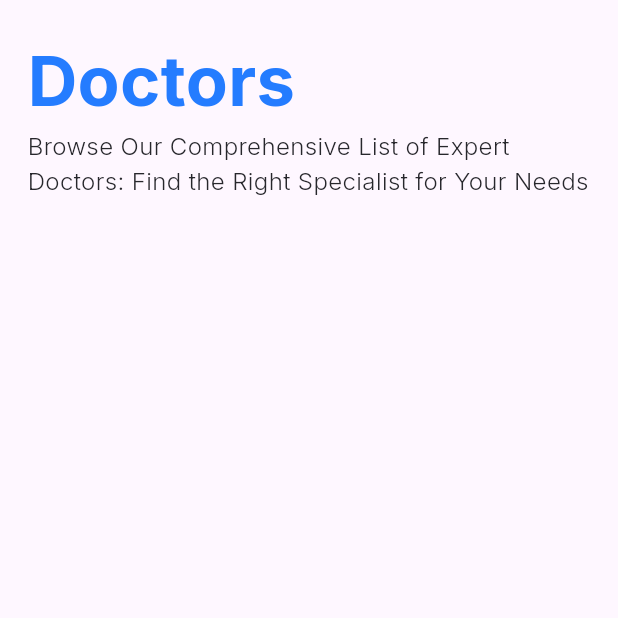
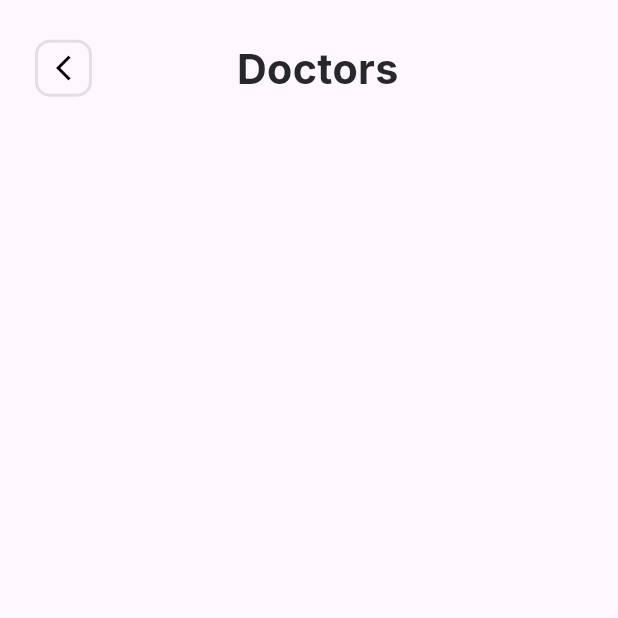
Before and after one commit to seiftarek10/clinic_square, a Flutter app: the DoctorsConsultaion screen opened by its route, on a phone screen of 412 x 824 dp, the top half of it. Run offline on Flutter 3.47's test engine with Material 3 defaults, Android fonts, the light colour scheme and no system bars; our stand-ins replace flutter_screenutil, font_awesome_flutter, go_router, google_fonts.

Commit message:
finish header section in doctors page

```diff
--- a/lib/Core/Themes/colors.dart
+++ b/lib/Core/Themes/colors.dart
@@ -2,7 +2,6 @@ import 'package:flutter/material.dart';
 
 abstract class AppColors {
   static Color mainBlue = const Color(0xff247CFF);
-  static Color lightGrey = const Color(0xff27272C);
   static Color darkBlue = const Color(0xff27272C);
   static final appBackgroundGrey = Colors.grey[200];
 }
--- a/lib/Core/Themes/fonts.dart
+++ b/lib/Core/Themes/fonts.dart
@@ -6,7 +6,7 @@ import 'package:google_fonts/google_fonts.dart';
 
 abstract class Fonts {
   static TextStyle font18_250Lightgrey = GoogleFonts.inter(
-      fontSize: 18.sp, fontWeight: FontWeight.w300, color: AppColors.lightGrey);
+      fontSize: 18.sp, fontWeight: FontWeight.w300, color: AppColors.darkBlue);
   static TextStyle font24_700mainBlue = GoogleFonts.inter(
       fontSize: 24.sp, fontWeight: FontWeight.w700, color: AppColors.mainBlue);
   static TextStyle font40_700mainBlue = GoogleFonts.inter(
@@ -29,8 +29,11 @@ abstract class Fonts {
       fontSize: 20.sp, fontWeight: FontWeight.w700, color: AppColors.darkBlue);
   static TextStyle font20_700mainBlue = GoogleFonts.inter(
       fontSize: 20.sp, fontWeight: FontWeight.w700, color: AppColors.mainBlue);
-    static TextStyle font24_600mainBlue = GoogleFonts.inter(
+  static TextStyle font24_600mainBlue = GoogleFonts.inter(
       fontSize: 24.sp, fontWeight: FontWeight.w600, color: AppColors.mainBlue);
-     static TextStyle font15_500mainBlue = GoogleFonts.inter(
+  static TextStyle font15_500mainBlue = GoogleFonts.inter(
       fontSize: 15.sp, fontWeight: FontWeight.w500, color: AppColors.mainBlue);
+  static TextStyle font24_700darkBlue = GoogleFonts.inter(
+      fontSize: 24.sp, fontWeight: FontWeight.w700, color: AppColors.darkBlue);
+
 }
--- /dev/null
+++ b/lib/Core/Widgets/header_bar.dart
@@ -0,0 +1,40 @@
+import 'package:clinic_square/Core/Themes/fonts.dart';
+
+import 'package:flutter/material.dart';
+
+import 'package:flutter_screenutil/flutter_screenutil.dart';
+import 'package:go_router/go_router.dart';
+
+class HeaderBar extends StatelessWidget {
+  const HeaderBar({super.key});
+
+  @override
+  Widget build(BuildContext context) {
+    return Row(
+      children: [
+        IconButton(
+            padding: EdgeInsets.zero,
+            onPressed: () {
+              GoRouter.of(context).pop();
+            },
+            icon: Container(
+              padding: const EdgeInsetsDirectional.all(7),
+              decoration: BoxDecoration(
+                  border: Border.all(
+                    color: Colors.grey[300]!,
+                    width: 2,
+                  ),
+                  borderRadius: BorderRadius.circular(10)),
+              child: const Icon(
+                Icons.arrow_back_ios_new_outlined,
+                size: 20,
+                color: Colors.black,
+              ),
+            )),
+        SizedBox(width: 80.w),
+        Text("Doctors", style: Fonts.font24_700darkBlue),
+
+      ],
+    );
+  }
+}
--- a/lib/Features/Authentication/Prsenetaion/View/Sign up/sign_up_lab.dart
+++ b/lib/Features/Authentication/Prsenetaion/View/Sign up/sign_up_lab.dart
@@ -22,7 +22,7 @@ class SignupLab extends StatelessWidget {
               child: Column(
             children: [
               Space.topSpace,
-              const HeaderText(title: 'As Laboratory', subTitle: "Sign up now and start exploring all that our app has to offer. We\'re excited to welcome you to our community!"),
+              const HeaderText(title: 'As Laboratory', subTitle: "Sign up now and start exploring all that our app has to offer. We re excited to welcome you to our community!"),
               Space.verticalSpace12,
               const SignupForm(
                 showAgeField: false,
--- a/lib/Features/Doctor Consultation/Presentaion/View/doctors_consultation.dart
+++ b/lib/Features/Doctor Consultation/Presentaion/View/doctors_consultation.dart
@@ -1,7 +1,7 @@
 import 'package:clinic_square/Core/Helpers/space.dart';
 import 'package:clinic_square/Core/Widgets/app_padding.dart';
+import 'package:clinic_square/Core/Widgets/header_bar.dart';
 import 'package:clinic_square/Core/Widgets/scrollable_widget.dart';
-import 'package:clinic_square/Core/Widgets/header_text.dart';
 import 'package:flutter/material.dart';
 
 class DoctorsConsultaion extends StatelessWidget {
@@ -16,10 +16,9 @@ class DoctorsConsultaion extends StatelessWidget {
                 child: Column(
           children: [
             Space.verticalSpace18,
-            const HeaderText(
-              title: 'Doctors',
-              subTitle: 'Browse Our Comprehensive List of Expert Doctors: Find the Right Specialist for Your Needs',
-            )],
+            const HeaderBar()
+
+            ],
         ))),
       ),
     );
```
Also changed, not shown: lib/Core/Widgets/app_text_field.dart (+4 -3 lines), lib/Features/Doctor Consultation/Presentaion/View/Widgets/search_section.dart (added, +10 -0 lines).
